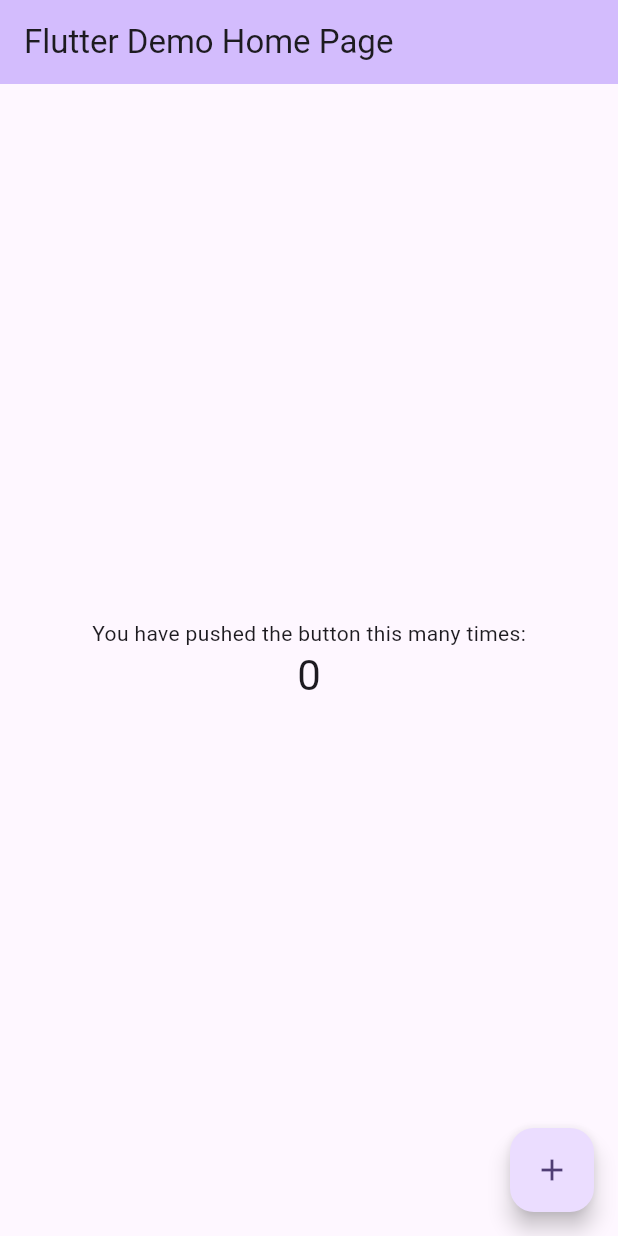
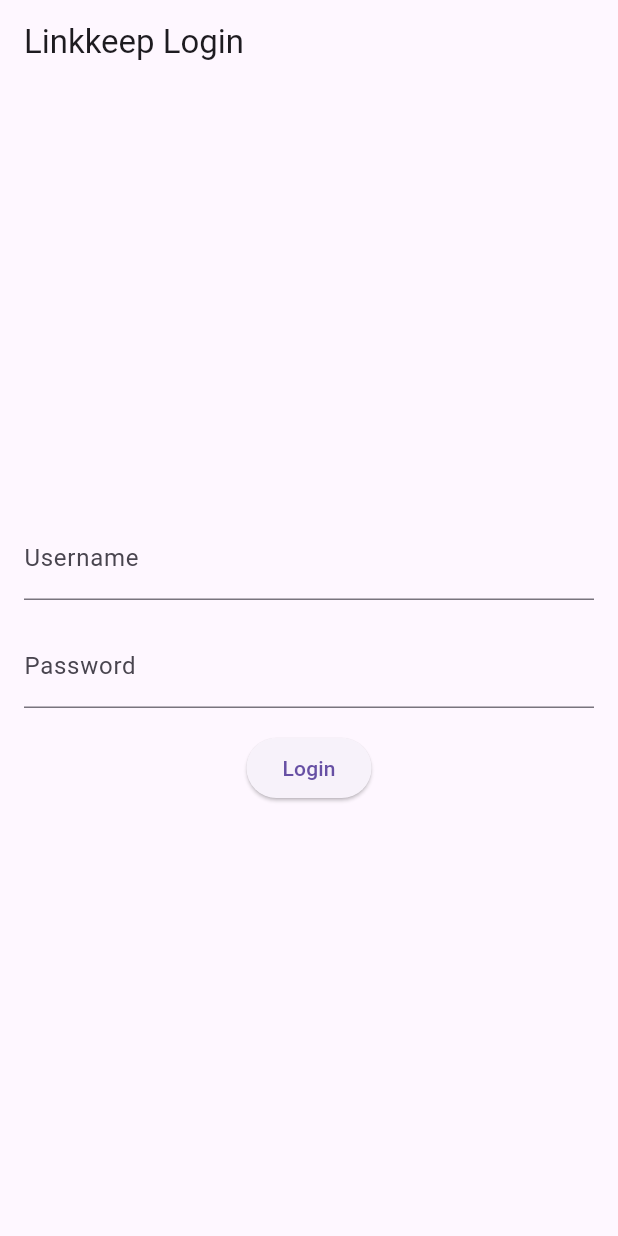
Before and after one commit to tmunongo/linkkeep-flutter, a Flutter app: the screen it shows after launch, on a phone screen of 412 x 824 dp. Run offline on Flutter 3.47's test engine with Material 3 defaults, Android fonts, the phone set to English and light mode, and no system bars; our stand-ins replace flutter_secure_storage.

Commit message:
add basic auth and nav

```diff
--- a/lib/main.dart
+++ b/lib/main.dart
@@ -1,125 +1,38 @@
 import 'package:flutter/material.dart';
+import 'screens/login_screen.dart';
+import 'screens/main_screen.dart';
+
+import 'package:flutter_secure_storage/flutter_secure_storage.dart';
 
 void main() {
-  runApp(const MyApp());
+  runApp(MyApp());
 }
 
 class MyApp extends StatelessWidget {
-  const MyApp({super.key});
+  MyApp({super.key});
 
-  // This widget is the root of your application.
+  final storage = const FlutterSecureStorage();
+
   @override
   Widget build(BuildContext context) {
     return MaterialApp(
-      title: 'Flutter Demo',
+      title: 'Linkkeep',
       theme: ThemeData(
-        // This is the theme of your application.
-        //
-        // TRY THIS: Try running your application with "flutter run". You'll see
-        // the application has a purple toolbar. Then, without quitting the app,
-        // try changing the seedColor in the colorScheme below to Colors.green
-        // and then invoke "hot reload" (save your changes or press the "hot
-        // reload" button in a Flutter-supported IDE, or press "r" if you used
-        // the command line to start the app).
-        //
-        // Notice that the counter didn't reset back to zero; the application
-        // state is not lost during the reload. To reset the state, use hot
-        // restart instead.
-        //
-        // This works for code too, not just values: Most code changes can be
-        // tested with just a hot reload.
-        colorScheme: ColorScheme.fromSeed(seedColor: Colors.deepPurple),
-        useMaterial3: true,
+        primarySwatch: Colors.blue,
       ),
-      home: const MyHomePage(title: 'Flutter Demo Home Page'),
+      home: FutureBuilder<String?>(
+        future: storage.read(key: 'token'),
+        builder: (context, snapshot) {
+          if (snapshot.hasData) {
+            return MainScreen();
+          } else {
+            return LoginScreen();
+          }
+        },
+      ),
+      routes: {
+        '/main': (context) => MainScreen(),
+      },
     );
   }
 }
-
-class MyHomePage extends StatefulWidget {
-  const MyHomePage({super.key, required this.title});
-
-  // This widget is the home page of your application. It is stateful, meaning
-  // that it has a State object (defined below) that contains fields that affect
-  // how it looks.
-
-  // This class is the configuration for the state. It holds the values (in this
-  // case the title) provided by the parent (in this case the App widget) and
-  // used by the build method of the State. Fields in a Widget subclass are
-  // always marked "final".
-
-  final String title;
-
-  @override
-  State<MyHomePage> createState() => _MyHomePageState();
-}
-
-class _MyHomePageState extends State<MyHomePage> {
-  int _counter = 0;
-
-  void _incrementCounter() {
-    setState(() {
-      // This call to setState tells the Flutter framework that something has
-      // changed in this State, which causes it to rerun the build method below
-      // so that the display can reflect the updated values. If we changed
-      // _counter without calling setState(), then the build method would not be
-      // called again, and so nothing would appear to happen.
-      _counter++;
-    });
-  }
-
-  @override
-  Widget build(BuildContext context) {
-    // This method is rerun every time setState is called, for instance as done
-    // by the _incrementCounter method above.
-    //
-    // The Flutter framework has been optimized to make rerunning build methods
-    // fast, so that you can just rebuild anything that needs updating rather
-    // than having to individually change instances of widgets.
-    return Scaffold(
-      appBar: AppBar(
-        // TRY THIS: Try changing the color here to a specific color (to
-        // Colors.amber, perhaps?) and trigger a hot reload to see the AppBar
-        // change color while the other colors stay the same.
-        backgroundColor: Theme.of(context).colorScheme.inversePrimary,
-        // Here we take the value from the MyHomePage object that was created by
-        // the App.build method, and use it to set our appbar title.
-        title: Text(widget.title),
-      ),
-      body: Center(
-        // Center is a layout widget. It takes a single child and positions it
-        // in the middle of the parent.
-        child: Column(
-          // Column is also a layout widget. It takes a list of children and
-          // arranges them vertically. By default, it sizes itself to fit its
-          // children horizontally, and tries to be as tall as its parent.
-          //
-          // Column has various properties to control how it sizes itself and
-          // how it positions its children. Here we use mainAxisAlignment to
-          // center the children vertically; the main axis here is the vertical
-          // axis because Columns are vertical (the cross axis would be
-          // horizontal).
-          //
-          // TRY THIS: Invoke "debug painting" (choose the "Toggle Debug Paint"
-          // action in the IDE, or press "p" in the console), to see the
-          // wireframe for each widget.
-          mainAxisAlignment: MainAxisAlignment.center,
-          children: <Widget>[
-            const Text(
-              'You have pushed the button this many times:',
-            ),
-            Text(
-              '$_counter',
-              style: Theme.of(context).textTheme.headlineMedium,
-            ),
-          ],
-        ),
-      ),
-      floatingActionButton: FloatingActionButton(
-        onPressed: _incrementCounter,
-        tooltip: 'Increment',
-        child: const Icon(Icons.add),
-      ), // This trailing comma makes auto-formatting nicer for build methods.
-    );
-  }
-}
--- /dev/null
+++ b/lib/screens/login_screen.dart
@@ -0,0 +1,94 @@
+import 'dart:convert';
+import 'dart:developer';
+import 'package:flutter_secure_storage/flutter_secure_storage.dart';
+import 'package:http/http.dart' as http;
+
+import 'package:flutter/material.dart';
+
+class LoginScreen extends StatefulWidget {
+  const LoginScreen({super.key});
+
+  @override
+  State<LoginScreen> createState() => _MyLoginFormState();
+}
+
+class _MyLoginFormState extends State<LoginScreen> {
+  @override
+  void initState() {
+    super.initState();
+    usernameController.text = '';
+    passwordController.text = '';
+  }
+
+  final usernameController = TextEditingController();
+  final passwordController = TextEditingController();
+  final storage = const FlutterSecureStorage();
+
+  @override
+  void dispose() {
+    // Clean up the controller when the widget is removed from the
+    // widget tree.
+    usernameController.dispose();
+    passwordController.dispose();
+    super.dispose();
+  }
+
+  Future<void> login(BuildContext context) async {
+    final String username = usernameController.text;
+    final String password = passwordController.text;
+
+    final response = await http.post(
+        Uri.parse('http://10.0.2.2:8080/api/auth/login'),
+        body: {'username': username, 'password': password});
+
+    if (!context.mounted) return;
+
+    if (response.statusCode == 200) {
+      final Map<String, dynamic> responseData = json.decode(response.body);
+      final String token = responseData['token'];
+
+      // Store the token in secure storage
+      await storage.write(key: 'token', value: token);
+
+      if (!context.mounted) return;
+
+      Navigator.pushReplacementNamed(context, '/main');
+    } else {
+      ScaffoldMessenger.of(context).showSnackBar(
+        const SnackBar(content: Text('Login failed')),
+      );
+    }
+  }
+
+  @override
+  Widget build(BuildContext context) {
+    return Scaffold(
+        appBar: AppBar(
+          title: const Text('Linkkeep Login'),
+        ),
+        body: Padding(
+          padding: const EdgeInsets.all(16.0),
+          child: Column(
+            mainAxisAlignment: MainAxisAlignment.center,
+            children: [
+              TextField(
+                controller: usernameController,
+                decoration: const InputDecoration(labelText: 'Username'),
+              ),
+              const SizedBox(height: 16.0),
+              TextField(
+                controller: passwordController,
+                decoration: const InputDecoration(labelText: 'Password'),
+                obscureText: true,
+              ),
+              const SizedBox(height: 16.0),
+              ElevatedButton(
+                  onPressed: () {
+                    login(context);
+                  },
+                  child: const Text('Login'))
+            ],
+          ),
+        ));
+  }
+}
--- a/pubspec.yaml
+++ b/pubspec.yaml
@@ -35,6 +35,8 @@ dependencies:
   # The following adds the Cupertino Icons font to your application.
   # Use with the CupertinoIcons class for iOS style icons.
   cupertino_icons: ^1.0.6
+  flutter_secure_storage: ^9.0.0
+  http: ^1.2.1
 
 dev_dependencies:
   flutter_test:
```
Also changed, not shown: lib/screens/main_screen.dart (added, +41 -0 lines), pubspec.lock, 1 other file.
